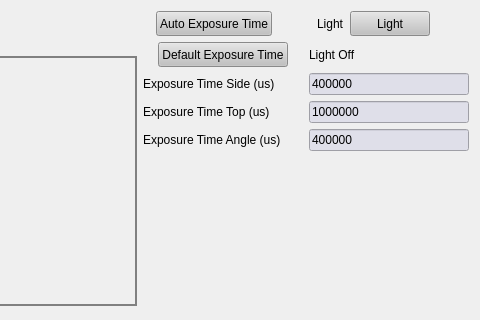
Old version of the form pyccapt/files/PyQt6_UI/gui_cameras.ui in the repository mehrpad/pyccapt; both pictures show x 730 to 1210 and y 0 to 320 of the 1210 by 938 pixel window.
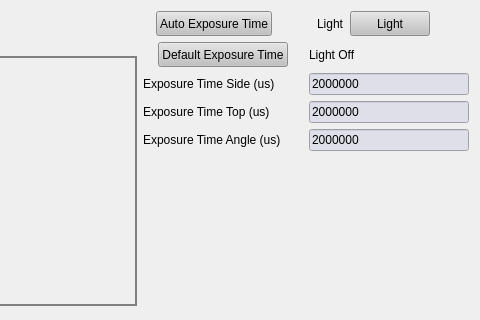
New version of the form.

Commit message:
cameras: 2M us light-off default + disable manual fields while auto is on
- Bump the "light off" exposure defaults (worker state, Default
  Exposure Time button, line-edit prefill, .ui file) from 400k/1M/400k
  to 2,000,000 us, matching the value the user dialled in by hand for
  dark sample alignment.
- Disable the three per-camera exposure µs fields and the Default
  Exposure Time button while auto-exposure is on. They re-enable when
  the user toggles auto off. Avoids the confusing case where typing
  into a field is silently ignored because the camera firmware is
  driving ExposureTime.

Diff of the .ui file:
```diff
--- a/pyccapt/files/PyQt6_UI/gui_cameras.ui
+++ b/pyccapt/files/PyQt6_UI/gui_cameras.ui
@@ -469,7 +469,7 @@
                                                 </string>
                                             </property>
                                             <property name="text">
-                                                <string>400000</string>
+                                                <string>2000000</string>
                                             </property>
                                         </widget>
                                     </item>
@@ -507,7 +507,7 @@
                                                 </string>
                                             </property>
                                             <property name="text">
-                                                <string>1000000</string>
+                                                <string>2000000</string>
                                             </property>
                                         </widget>
                                     </item>
@@ -532,7 +532,7 @@
                                                 </string>
                                             </property>
                                             <property name="text">
-                                                <string>400000</string>
+                                                <string>2000000</string>
                                             </property>
                                         </widget>
                                     </item>
```
The commit also changes 2 other files.
